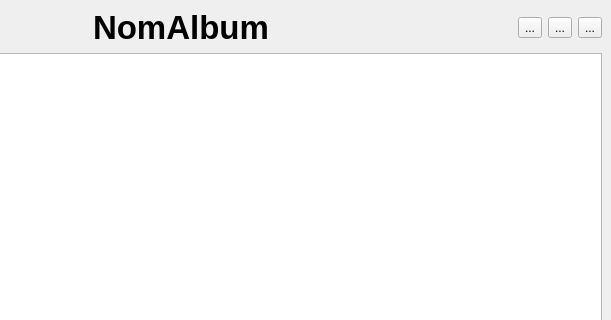
Above: explorerablumimages.ui from GLTron3000/IHM_Photos before the change; both pictures show x 189 to 800 and y 0 to 320 of the 800 by 600 pixel window. Below: the same form after it.
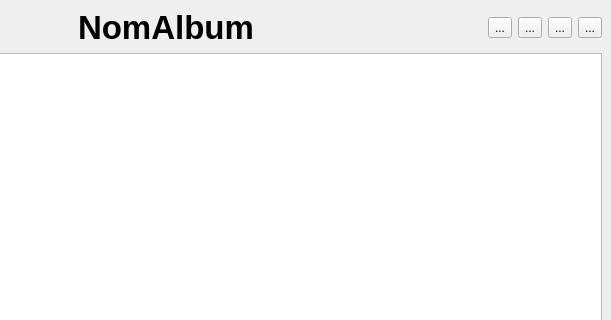
That is the form after the change. Icons and pictures are not drawn.

Patch:
```diff
--- a/explorerablumimages.ui
+++ b/explorerablumimages.ui
@@ -80,6 +80,13 @@
             </property>
            </spacer>
           </item>
+          <item>
+           <widget class="QToolButton" name="toolButtonReorder">
+            <property name="text">
+             <string>...</string>
+            </property>
+           </widget>
+          </item>
           <item>
            <widget class="QToolButton" name="toolButtonEditTitle">
             <property name="text">
```
Left out of the diff: 14 changed lines with no effect on the pictures.
